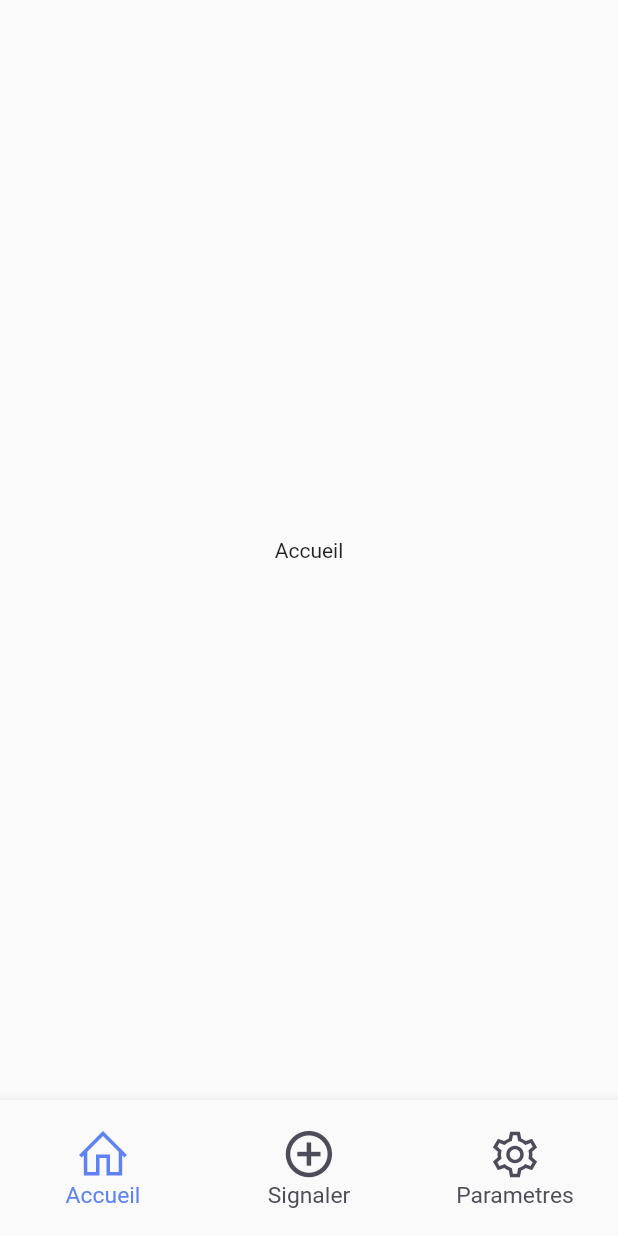
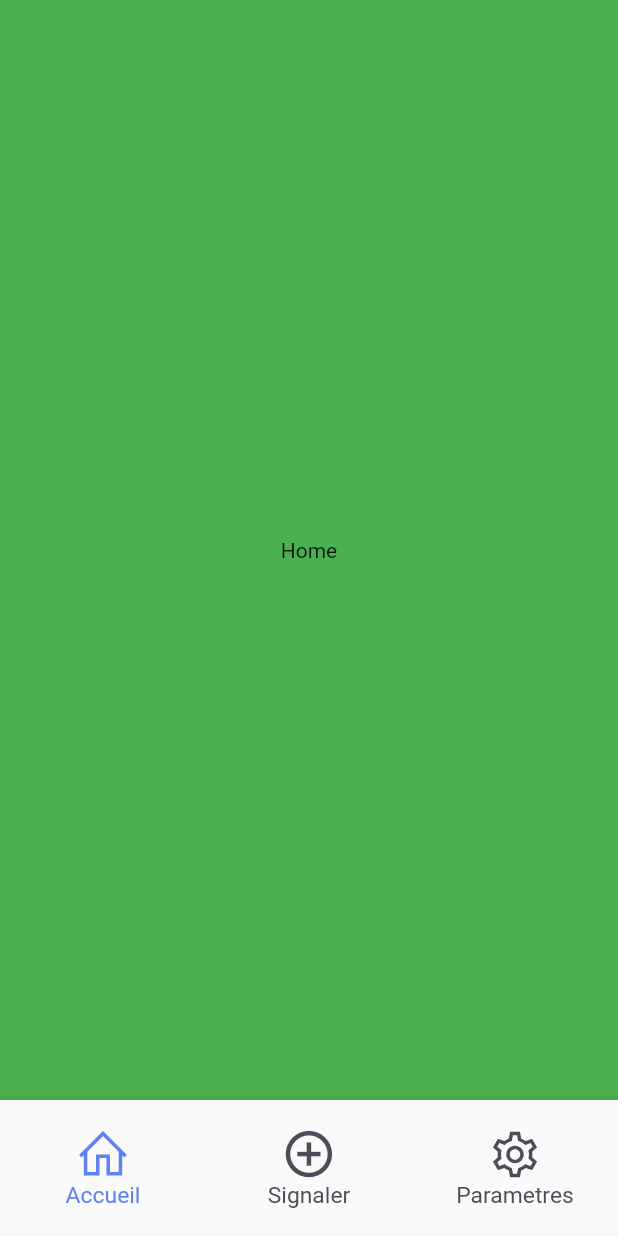
Before and after one commit to mochelbeb/Route-Dz, a Flutter app: the screen it shows after launch, on a phone screen of 412 x 824 dp. Run offline on Flutter 3.47's test engine with Material 2 defaults, Android fonts, the phone set to English and light mode, and no system bars; our stand-ins replace line_icons, responsive_sizer; missing offline and left inert: dart:js.

Commit message:
/ Please enter the commit message for your changes. Lines starting / with '/' will be ignored, and an empty message aborts the commit. / / On branch master / Your branch is up to date with 'origin/master'. / / Changes to be committed: /	modified:   lib/main.dart /	new file:   lib/views/home.dart /	new file:   lib/views/settings.dart /	new file:   lib/views/signaler.dart /

```diff
--- a/lib/main.dart
+++ b/lib/main.dart
@@ -3,6 +3,9 @@ import 'dart:js';
 import 'package:flutter/material.dart';
 import 'package:line_icons/line_icons.dart';
 import 'package:responsive_sizer/responsive_sizer.dart';
+import 'package:tariki/views/home.dart';
+import 'package:tariki/views/settings.dart';
+import 'package:tariki/views/signaler.dart';
 
 void main(List<String> args) {
   runApp(ResponsiveSizer(
@@ -25,10 +28,10 @@ class MyHomePage extends StatefulWidget {
 class _MyHomePageState extends State<MyHomePage> {
   int _selectedIndex = 0;
 
-  final List<Widget> _widgetOptions = <Widget>[
-    const Text('Accueil'),
-    const Text('Signaler'),
-    const Text('Parametres'),
+  final List<Widget> _pages = <Widget>[
+    const HomePage(),
+    const SignalerPage(),
+    const SettingsPage(),
   ];
 
   void _onItemTapped(int index) {
@@ -42,7 +45,7 @@ class _MyHomePageState extends State<MyHomePage> {
     return Scaffold(
       body: Center(
           child: Container(
-        child: _widgetOptions.elementAt(_selectedIndex),
+        child: _pages.elementAt(_selectedIndex),
       )),
       bottomNavigationBar: SizedBox(
         height: 11.h,
--- /dev/null
+++ b/lib/views/home.dart
@@ -0,0 +1,15 @@
+import 'package:flutter/material.dart';
+
+class HomePage extends StatelessWidget {
+  const HomePage({super.key});
+
+  @override
+  Widget build(BuildContext context) {
+    return Container(
+      color: Colors.green,
+      height: MediaQuery.of(context).size.height,
+      width: MediaQuery.of(context).size.width,
+      child: Center(child: Text("Home")),
+    );
+  }
+}
```
Also changed, not shown: lib/views/settings.dart (added, +15 -0 lines), lib/views/signaler.dart (added, +15 -0 lines).
